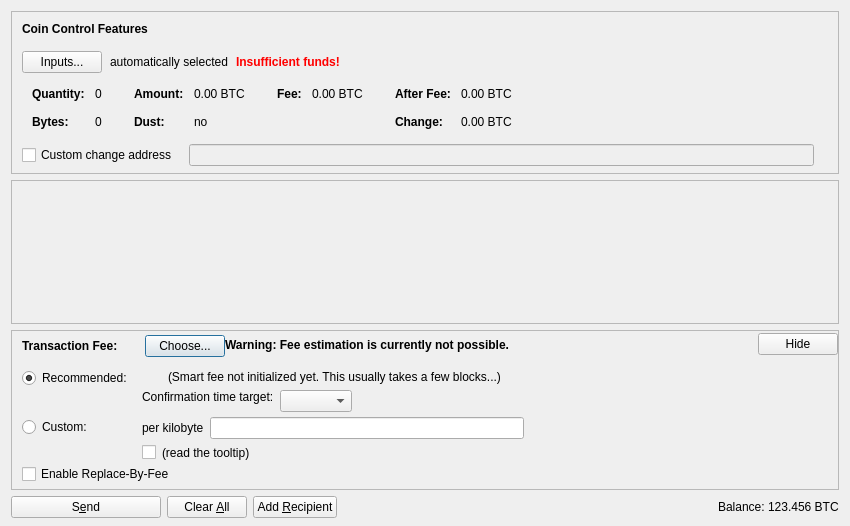
This is src/qt/forms/sendcoinsdialog.ui in rhkdck1/RmcCoin as Qt 5 draws it before an edit. The edited form follows.
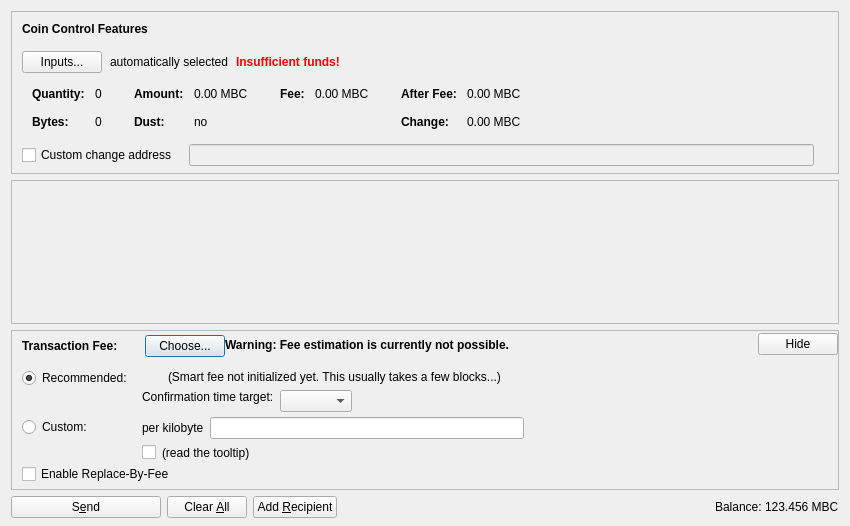
This is the edited form. Icons and pictures are not drawn. Custom widgets are drawn as their Qt base class.

The edit to the form file:
```diff
--- a/src/qt/forms/sendcoinsdialog.ui
+++ b/src/qt/forms/sendcoinsdialog.ui
@@ -324,7 +324,7 @@
                   <enum>Qt::ActionsContextMenu</enum>
                  </property>
                  <property name="text">
-                  <string notr="true">0.00 BTC</string>
+                  <string notr="true">0.00 MBC</string>
                  </property>
                  <property name="textInteractionFlags">
                   <set>Qt::LinksAccessibleByMouse|Qt::TextSelectableByKeyboard|Qt::TextSelectableByMouse</set>
@@ -404,7 +404,7 @@
                   <enum>Qt::ActionsContextMenu</enum>
                  </property>
                  <property name="text">
-                  <string notr="true">0.00 BTC</string>
+                  <string notr="true">0.00 MBC</string>
                  </property>
                  <property name="textInteractionFlags">
                   <set>Qt::LinksAccessibleByMouse|Qt::TextSelectableByKeyboard|Qt::TextSelectableByMouse</set>
@@ -455,7 +455,7 @@
                   <enum>Qt::ActionsContextMenu</enum>
                  </property>
                  <property name="text">
-                  <string notr="true">0.00 BTC</string>
+                  <string notr="true">0.00 MBC</string>
                  </property>
                  <property name="textInteractionFlags">
                   <set>Qt::LinksAccessibleByMouse|Qt::TextSelectableByKeyboard|Qt::TextSelectableByMouse</set>
@@ -484,7 +484,7 @@
                   <enum>Qt::ActionsContextMenu</enum>
                  </property>
                  <property name="text">
-                  <string notr="true">0.00 BTC</string>
+                  <string notr="true">0.00 MBC</string>
                  </property>
                  <property name="textInteractionFlags">
                   <set>Qt::LinksAccessibleByMouse|Qt::TextSelectableByKeyboard|Qt::TextSelectableByMouse</set>
@@ -1249,7 +1249,7 @@
           <cursorShape>IBeamCursor</cursorShape>
          </property>
          <property name="text">
-          <string notr="true">123.456 BTC</string>
+          <string notr="true">123.456 MBC</string>
          </property>
          <property name="textInteractionFlags">
           <set>Qt::LinksAccessibleByMouse|Qt::TextSelectableByKeyboard|Qt::TextSelectableByMouse</set>
```
